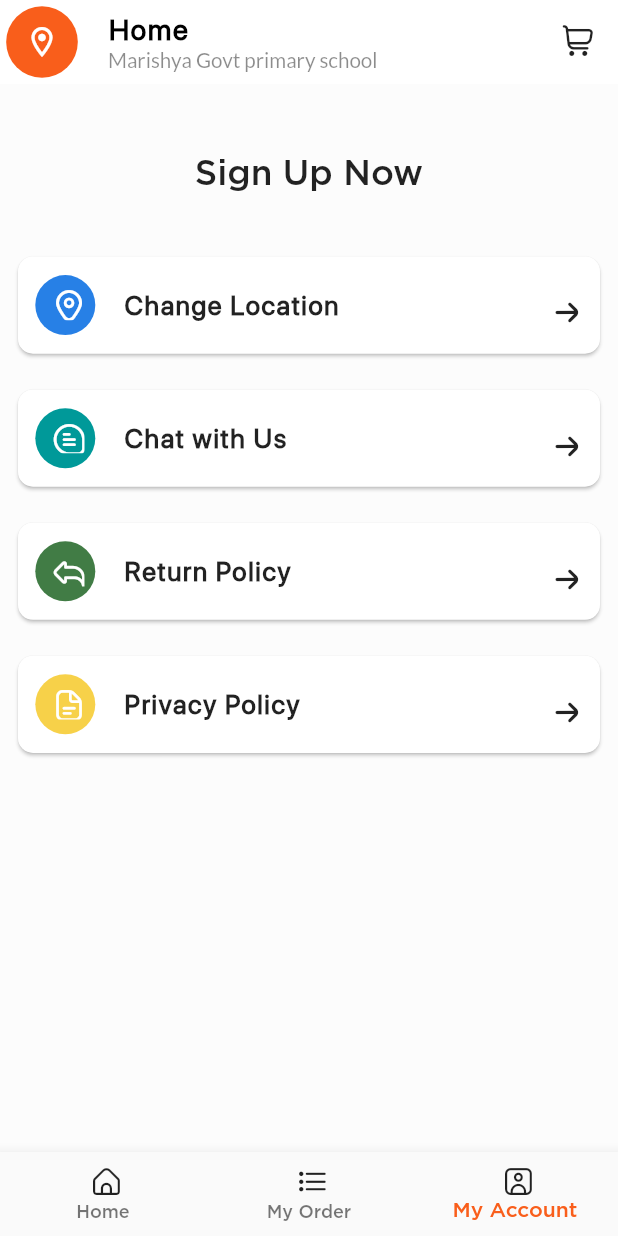
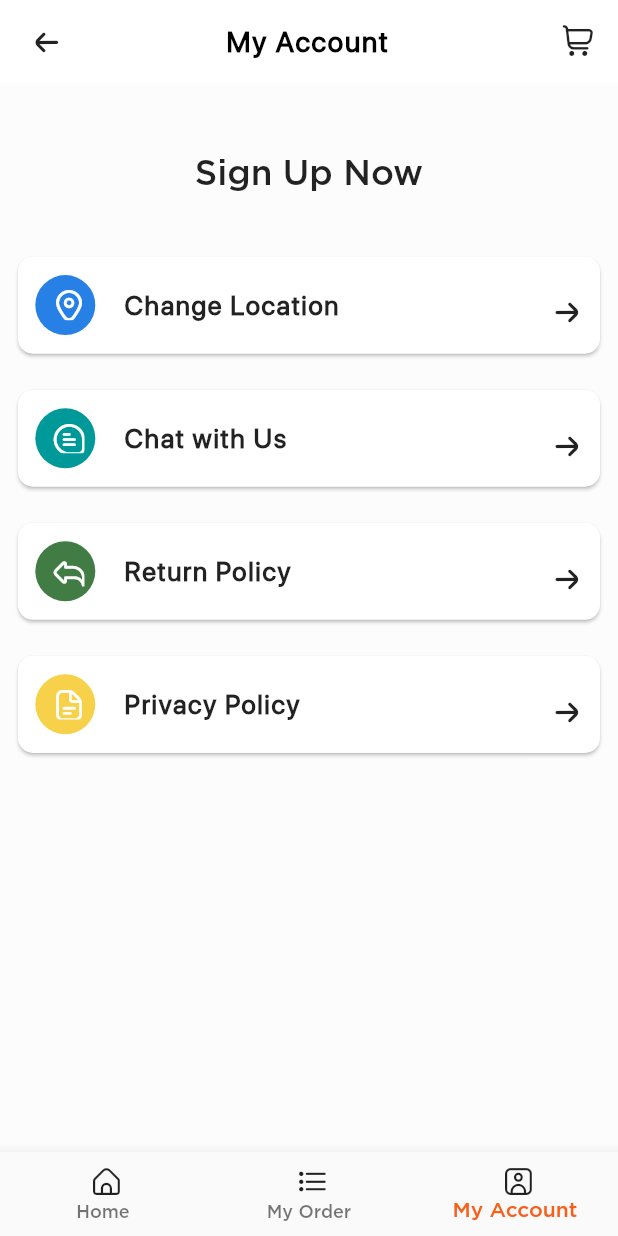
Before and after one commit to mdshihabuddinroky/fastvai, a Flutter app: the screen it shows after launch, item 3 of the bottom bar chosen, on a phone screen of 412 x 824 dp. Run offline on Flutter 3.47's test engine with Material 2 defaults, Android fonts, the light colour scheme and no system bars; our stand-ins replace animated_splash_screen, cached_network_image, carousel_slider, firebase_auth, firebase_core, flutter_html and 11 more; missing offline and left inert: flutter_facebook_auth, pixel_perfect; accounts and stored records are empty; network calls fail.

Commit message:
changes submited

```diff
--- /dev/null
+++ b/lib/Models/order.dart
@@ -0,0 +1,392 @@
+// To parse this JSON data, do
+//
+//     final order = orderFromJson(jsonString);
+
+import 'package:meta/meta.dart';
+import 'dart:convert';
+List<Order> orderFromJson(String str) => List<Order>.from(json.decode(str).map((x) => Order.fromJson(x)));
+
+String orderToJson(List<Order> data) => json.encode(List<dynamic>.from(data.map((x) => x.toJson())));
+class Order {
+    Order({
+        required this.id,
+        required this.parentId,
+        required this.status,
+        required this.currency,
+        required this.version,
+        required this.pricesIncludeTax,
+        required this.dateCreated,
+        required this.dateModified,
+        required this.discountTotal,
+        required this.discountTax,
+        required this.shippingTotal,
+        required this.shippingTax,
+        required this.cartTax,
+        required this.total,
+        required this.totalTax,
+        required this.customerId,
+        required this.orderKey,
+        required this.billing,
+        required this.shipping,
+        required this.paymentMethod,
+        required this.paymentMethodTitle,
+        required this.transactionId,
+        required this.customerIpAddress,
+        required this.customerUserAgent,
+        required this.createdVia,
+        required this.customerNote,
+        required this.dateCompleted,
+        required this.datePaid,
+        required this.cartHash,
+        required this.number,
+        required this.metaData,
+        required this.lineItems,
+        required this.taxLines,
+        required this.shippingLines,
+        required this.feeLines,
+        required this.couponLines,
+        required this.refunds,
+        required this.dateCreatedGmt,
+        required this.dateModifiedGmt,
+        required this.dateCompletedGmt,
+        required this.datePaidGmt,
+        required this.currencySymbol,
+        required this.links,
+    });
+
+    int id;
+    int parentId;
+    String status;
+    String currency;
+    String version;
+    bool pricesIncludeTax;
+    DateTime dateCreated;
+    DateTime dateModified;
+    String discountTotal;
+    String discountTax;
+    String shippingTotal;
+    String shippingTax;
+    String cartTax;
+    String total;
+    String totalTax;
+    int customerId;
+    String orderKey;
+    Ing billing;
+    Ing shipping;
+    String paymentMethod;
+    String paymentMethodTitle;
+    String transactionId;
+    String customerIpAddress;
+    String customerUserAgent;
+    String createdVia;
+    String customerNote;
+    dynamic dateCompleted;
+    dynamic datePaid;
+    String cartHash;
+    String number;
+    List<dynamic> metaData;
+    List<LineItem> lineItems;
+    List<dynamic> taxLines;
+    List<dynamic> shippingLines;
+    List<dynamic> feeLines;
+    List<dynamic> couponLines;
+    List<dynamic> refunds;
+    DateTime dateCreatedGmt;
+    DateTime dateModifiedGmt;
+    dynamic dateCompletedGmt;
+    dynamic datePaidGmt;
+    String currencySymbol;
+    Links links;
+
+    factory Order.fromJson(Map<String, dynamic> json) => Order(
+        id: json["id"],
+        parentId: json["parent_id"],
+        status: json["status"],
+        currency: json["currency"],
+        version: json["version"],
+        pricesIncludeTax: json["prices_include_tax"],
+        dateCreated: DateTime.parse(json["date_created"]),
+        dateModified: DateTime.parse(json["date_modified"]),
+        discountTotal: json["discount_total"],
+        discountTax: json["discount_tax"],
+        shippingTotal: json["shipping_total"],
+        shippingTax: json["shipping_tax"],
+        cartTax: json["cart_tax"],
+        total: json["total"],
+        totalTax: json["total_tax"],
+        customerId: json["customer_id"],
+        orderKey: json["order_key"],
+        billing: Ing.fromJson(json["billing"]),
+        shipping: Ing.fromJson(json["shipping"]),
+        paymentMethod: json["payment_method"],
+        paymentMethodTitle: json["payment_method_title"],
+        transactionId: json["transaction_id"],
+        customerIpAddress: json["customer_ip_address"],
+        customerUserAgent: json["customer_user_agent"],
+        createdVia: json["created_via"],
+        customerNote: json["customer_note"],
+        dateCompleted: json["date_completed"],
+        datePaid: json["date_paid"],
+        cartHash: json["cart_hash"],
+        number: json["number"],
+        metaData: List<dynamic>.from(json["meta_data"].map((x) => x)),
+        lineItems: List<LineItem>.from(json["line_items"].map((x) => LineItem.fromJson(x))),
+        taxLines: List<dynamic>.from(json["tax_lines"].map((x) => x)),
+        shippingLines: List<dynamic>.from(json["shipping_lines"].map((x) => x)),
+        feeLines: List<dynamic>.from(json["fee_lines"].map((x) => x)),
+        couponLines: List<dynamic>.from(json["coupon_lines"].map((x) => x)),
+        refunds: List<dynamic>.from(json["refunds"].map((x) => x)),
+        dateCreatedGmt: DateTime.parse(json["date_created_gmt"]),
+        dateModifiedGmt: DateTime.parse(json["date_modified_gmt"]),
+        dateCompletedGmt: json["date_completed_gmt"],
+        datePaidGmt: json["date_paid_gmt"],
+        currencySymbol: json["currency_symbol"],
+        links: Links.fromJson(json["_links"]),
+    );
+
+    Map<String, dynamic> toJson() => {
+        "id": id,
+        "parent_id": parentId,
+        "status": status,
+        "currency": currency,
+        "version": version,
+        "prices_include_tax": pricesIncludeTax,
+        "date_created": dateCreated.toIso8601String(),
+        "date_modified": dateModified.toIso8601String(),
+        "discount_total": discountTotal,
+        "discount_tax": discountTax,
+        "shipping_total": shippingTotal,
+        "shipping_tax": shippingTax,
+        "cart_tax": cartTax,
+        "total": total,
+        "total_tax": totalTax,
+        "customer_id": customerId,
+        "order_key": orderKey,
+        "billing": billing.toJson(),
+        "shipping": shipping.toJson(),
+        "payment_method": paymentMethod,
+        "payment_method_title": paymentMethodTitle,
+        "transaction_id": transactionId,
+        "customer_ip_address": customerIpAddress,
+        "customer_user_agent": customerUserAgent,
+        "created_via": createdVia,
+        "customer_note": customerNote,
+        "date_completed": dateCompleted,
+        "date_paid": datePaid,
+        "cart_hash": cartHash,
+        "number": number,
+        "meta_data": List<dynamic>.from(metaData.map((x) => x)),
+        "line_items": List<dynamic>.from(lineItems.map((x) => x.toJson())),
+        "tax_lines": List<dynamic>.from(taxLines.map((x) => x)),
+        "shipping_lines": List<dynamic>.from(shippingLines.map((x) => x)),
+        "fee_lines": List<dynamic>.from(feeLines.map((x) => x)),
+        "coupon_lines": List<dynamic>.from(couponLines.map((x) => x)),
+        "refunds": List<dynamic>.from(refunds.map((x) => x)),
+        "date_created_gmt": dateCreatedGmt.toIso8601String(),
+        "date_modified_gmt": dateModifiedGmt.toIso8601String(),
+        "date_completed_gmt": dateCompletedGmt,
+        "date_paid_gmt": datePaidGmt,
+        "currency_symbol": currencySymbol,
+        "_links": links.toJson(),
+    };
+}
+
+class Ing {
+    Ing({
+        required this.firstName,
+        required this.lastName,
+        required this.company,
+        required this.address1,
+        required this.address2,
+        required this.city,
+        required this.state,
+        required this.postcode,
+        required this.country,
+        required this.email,
+        required this.phone,
+    });
+
+    String firstName;
+    String lastName;
+    String company;
+    String address1;
+    String address2;
+    String city;
+    String state;
+    String postcode;
+    String country;
+    String email;
+    String phone;
+
+    factory Ing.fromJson(Map<String, dynamic> json) => Ing(
+        firstName: json["first_name"],
+        lastName: json["last_name"],
+        company: json["company"],
+        address1: json["address_1"],
+        address2: json["address_2"],
+        city: json["city"],
+        state: json["state"],
+        postcode: json["postcode"],
+        country: json["country"],
+        email: json["email"] == null ? null : json["email"],
+        phone: json["phone"],
+    );
+
+    Map<String, dynamic> toJson() => {
+        "first_name": firstName,
+        "last_name": lastName,
+        "company": company,
+        "address_1": address1,
+        "address_2": address2,
+        "city": city,
+        "state": state,
+        "postcode": postcode,
+        "country": country,
+        "email": email == null ? null : email,
+        "phone": phone,
+    };
+}
+
+class LineItem {
+    LineItem({
+        required this.id,
+        required this.name,
+        required this.productId,
+        required this.variationId,
+        required this.quantity,
+        required this.taxClass,
+        required this.subtotal,
+        required this.subtotalTax,
+        required this.total,
+        required this.totalTax,
+        required this.taxes,
+        required this.metaData,
+        required this.sku,
+        required this.price,
+        required this.parentName,
+    });
+
+    int id;
+    String name;
+    int productId;
+    int variationId;
+    int quantity;
+    String taxClass;
+    String subtotal;
+    String subtotalTax;
+    String total;
+    String totalTax;
+    List<dynamic> taxes;
+    List<MetaDatum> metaData;
+    String sku;
+    int price;
+    dynamic parentName;
+
+    factory LineItem.fromJson(Map<String, dynamic> json) => LineItem(
+        id: json["id"],
+        name: json["name"],
+        productId: json["product_id"],
+        variationId: json["variation_id"],
+        quantity: json["quantity"],
+        taxClass: json["tax_class"],
+        subtotal: json["subtotal"],
+        subtotalTax: json["subtotal_tax"],
+        total: json["total"],
+        totalTax: json["total_tax"],
+        taxes: List<dynamic>.from(json["taxes"].map((x) => x)),
+        metaData: List<MetaDatum>.from(json["meta_data"].map((x) => MetaDatum.fromJson(x))),
+        sku: json["sku"],
+        price: json["price"],
+        parentName: json["parent_name"],
+    );
+
+    Map<String, dynamic> toJson() => {
+        "id": id,
+        "name": name,
+        "product_id": productId,
+        "variation_id": variationId,
+        "quantity": quantity,
+        "tax_class": taxClass,
+        "subtotal": subtotal,
+        "subtotal_tax": subtotalTax,
+        "total": total,
+        "total_tax": totalTax,
+        "taxes": List<dynamic>.from(taxes.map((x) => x)),
+        "meta_data": List<dynamic>.from(metaData.map((x) => x.toJson())),
+        "sku": sku,
+        "price": price,
+        "parent_name": parentName,
+    };
+}
+
+class MetaDatum {
+    MetaDatum({
+        required this.id,
+        required this.key,
+        required this.value,
+        required this.displayKey,
+        required this.displayValue,
+    });
+
+    int id;
+    String key;
+    String value;
+    String displayKey;
+    String displayValue;
+
+    factory MetaDatum.fromJson(Map<String, dynamic> json) => MetaDatum(
+        id: json["id"],
+        key: json["key"],
+        value: json["value"],
+        displayKey: json["display_key"],
+        displayValue: json["display_value"],
+    );
+
+    Map<String, dynamic> toJson() => {
+        "id": id,
+        "key": key,
+        "value": value,
+        "display_key": displayKey,
+        "display_value": displayValue,
+    };
+}
+
+class Links {
+    Links({
+        required this.self,
+        required this.collection,
+        required this.customer,
+    });
+
+    List<Collection> self;
+    List<Collection> collection;
+    List<Collection> customer;
+
+    factory Links.fromJson(Map<String, dynamic> json) => Links(
+        self: List<Collection>.from(json["self"].map((x) => Collection.fromJson(x))),
+        collection: List<Collection>.from(json["collection"].map((x) => Collection.fromJson(x))),
+        customer: List<Collection>.from(json["customer"].map((x) => Collection.fromJson(x))),
+    );
+
+    Map<String, dynamic> toJson() => {
+        "self": List<dynamic>.from(self.map((x) => x.toJson())),
+        "collection": List<dynamic>.from(collection.map((x) => x.toJson())),
+        "customer": List<dynamic>.from(customer.map((x) => x.toJson())),
+    };
+}
+
+class Collection {
+    Collection({
+        required this.href,
+    });
+
+    String href;
+
+    factory Collection.fromJson(Map<String, dynamic> json) => Collection(
+        href: json["href"],
+    );
+
+    Map<String, dynamic> toJson() => {
+        "href": href,
+    };
+}
--- a/lib/appcolor.dart
+++ b/lib/appcolor.dart
@@ -30,8 +30,11 @@ class MyTheme {
   static Color font_grey = Color.fromRGBO(73, 73, 73, 1);
   static Color textfield_grey = Color.fromRGBO(209, 209, 209, 1);
   static Color golden = Color.fromRGBO(248, 181, 91, 1);
-  static Color shimmer_base = Colors.grey.shade50;
+  static Color shimmer_base = Color(0xFFF4F4F4);
   static Color shimmer_highlighted = Colors.grey.shade200;
+  // static Color base= Color(0xFFEBEBF4),
+  //static Color base =   Color(0xFFF4F4F4);
+// static const  testshimmer =   ;
 
   //testing shimmer
   /*static Color shimmer_base = Colors.redAccent;
--- a/lib/reusable_widget/shimmerloading/orderlist.dart
+++ b/lib/reusable_widget/shimmerloading/orderlist.dart
@@ -1,24 +1,25 @@
+import 'package:fastvai/appcolor.dart';
 import 'package:flutter/material.dart';
 import 'package:shimmer/shimmer.dart';
+import 'package:sizer/sizer.dart';
 
 class Ordershimmer extends StatelessWidget {
-  const Ordershimmer({Key? key}) : super(key: key);
+  const Ordershimmer({Key? key, this.height, this.width}) : super(key: key);
+  final height;
+  final width;
 
   @override
   Widget build(BuildContext context) {
     return SizedBox(
-      width: 200.0,
-      height: 100.0,
+      width: width,
+      height: height,
       child: Shimmer.fromColors(
-        baseColor: Colors.red,
-        highlightColor: Colors.yellow,
-        child: const Text(
-          'Shimmer',
-          textAlign: TextAlign.center,
-          style: TextStyle(
-            fontSize: 40.0,
-            fontWeight: FontWeight.bold,
-          ),
+        baseColor: const Color.fromARGB(255, 209, 209, 245),
+        highlightColor: AppColors.lighterGray,
+        child: Container(
+          decoration: BoxDecoration(
+              borderRadius: BorderRadius.circular(10),
+              color: const Color.fromARGB(255, 209, 209, 245)),
         ),
       ),
     );
--- a/lib/screens/Store/store.dart
+++ b/lib/screens/Store/store.dart
@@ -92,18 +92,9 @@ class _StoreScreenState extends State<StoreScreen>
     ];
 
     return Obx(() => Scaffold(
-        appBar: AppBar(
-          title: (ismyaccount.value)
-              ? Center(
-                  child: Text('My Account',
-                      style: TextStyle(
-                          color: Colors.black,
-                          fontWeight: FontWeight.w600,
-                          letterSpacing: 1.2,
-                          fontFamily: 'heading',
-                          fontSize: 14.sp)),
-                )
-              : Column(
+        appBar: Appbar(
+          title: (bottomindex.value == 0)
+              ? Column(
                   mainAxisAlignment: MainAxisAlignment.start,
                   crossAxisAlignment: CrossAxisAlignment.start,
                   children: [
@@ -124,18 +115,43 @@ class _StoreScreenState extends State<StoreScreen>
                           fontSize: 10.sp),
                     ),
                   ],
+                )
+              : (bottomindex.value == 1)
+                  ? Center(
+                      child: Text('My Order',
+                          style: TextStyle(
+                              color: Colors.black,
+                              fontWeight: FontWeight.w600,
+                              letterSpacing: 1.2,
+                              fontFamily: 'heading',
+                              fontSize: 14.sp)),
+                    )
+                  : Center(
+                      child: Text('My Account',
+                          style: TextStyle(
+                              color: Colors.black,
+                              fontWeight: FontWeight.w600,
+                              letterSpacing: 1.2,
+                              fontFamily: 'heading',
+                              fontSize: 14.sp)),
                     ),
-          backgroundColor: Colors.white,
-          elevation: 0,
-          leading: (ismyaccount.value)
+          leading: (bottomindex == 0)
               ? Padding(
                   padding:
-                      EdgeInsets.symmetric(horizontal: 0.6.h, vertical: 0.7.h),
-                  child: CircleAvatar(
-                    radius: 20,
-                    backgroundColor: AppColors.lighterGray,
-                    child: Padding(
-                      padding: EdgeInsets.symmetric(vertical: 0.7.h),
+                      EdgeInsets.symmetric(horizontal: 0.5.h, vertical: 0.2.h),
+                  child: const CircleAvatar(
+                    radius: 10,
+                    backgroundColor: AppColors.primary,
+                    child: Icon(
+                      Icons.location_on_outlined,
+                      color: AppColors.white,
+                    ),
+                  ),
+                )
+              : Padding(
+                  padding:
+                      EdgeInsets.symmetric(horizontal: 1.h, vertical: 1.9.h),
+                  child: Center(
                     child: Text(
                       'fi fi-rr-arrow-small-left',
                       // ignore: prefer_const_constructors
@@ -146,33 +162,16 @@ class _StoreScreenState extends State<StoreScreen>
                     ),
                   ),
                 ),
-                )
-              : Padding(
-                  padding:
-                      EdgeInsets.symmetric(horizontal: 0.5.h, vertical: 0.2.h),
-                  child: const CircleAvatar(
-                    radius: 10,
-                    backgroundColor: AppColors.primary,
-                    child: Icon(
-                      Icons.location_on_outlined,
-                      color: AppColors.white,
-                    ),
-                  ),
-                ),
-          actions: [
-            Padding(
+          action: Padding(
             padding: EdgeInsets.symmetric(horizontal: 2.0.h, vertical: 2.0.h),
             child: Center(
                 child: Text(
               'fi fi-rr-shopping-cart',
               // ignore: prefer_const_constructors
               style: TextStyle(
-                    fontFamily: 'uicons',
-                    color: Colors.black87,
-                    fontSize: 15.sp),
+                  fontFamily: 'uicons', color: Colors.black87, fontSize: 15.sp),
             )),
-            )
-          ],
+          ),
         ),
         //bottomnavigation bar properties
         bottomNavigationBar: BottomNavigationBar(
@@ -201,3 +200,29 @@ class _StoreScreenState extends State<StoreScreen>
         body: Screenlist[bottomindex.value]));
   }
 }
+
+class Appbar extends StatelessWidget with PreferredSizeWidget {
+  const Appbar({
+    Key? key,
+    this.leading,
+    this.title,
+    this.action,
+  }) : super(key: key);
+  final leading;
+  final title;
+  final action;
+
+  @override
+  Widget build(BuildContext context) {
+    return AppBar(
+      title: title,
+      backgroundColor: Colors.white,
+      elevation: 0,
+      leading: leading,
+      actions: [action],
+    );
+  }
+
+  @override
+  Size get preferredSize => Size.fromHeight(kToolbarHeight);
+}
```
Lines whose indentation alone changed are shown as unchanged.
